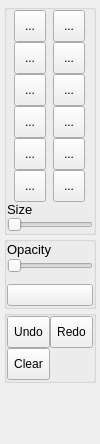
The window that src/plugins/rv-packages/annotate/drawpane.ui (rogernelson/OpenRV) describes before a commit, drawn with Qt 5.
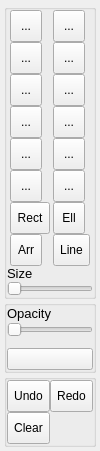
The same window after the commit.

The edit to the form file:
```diff
--- a/src/plugins/rv-packages/annotate/drawpane.ui
+++ b/src/plugins/rv-packages/annotate/drawpane.ui
@@ -514,6 +514,106 @@
           </property>
          </widget>
         </item>
+        <item row="7" column="1">
+         <widget class="QToolButton" name="rectButton">
+          <property name="minimumSize">
+           <size>
+            <width>32</width>
+            <height>32</height>
+           </size>
+          </property>
+          <property name="text">
+           <string>Rect</string>
+          </property>
+          <property name="checkable">
+           <bool>true</bool>
+          </property>
+          <property name="autoExclusive">
+           <bool>true</bool>
+          </property>
+          <property name="toolButtonStyle">
+           <enum>Qt::ToolButtonTextOnly</enum>
+          </property>
+          <property name="tbstyle" stdset="0">
+           <string>palette</string>
+          </property>
+         </widget>
+        </item>
+        <item row="7" column="2">
+         <widget class="QToolButton" name="ellipseButton">
+          <property name="minimumSize">
+           <size>
+            <width>32</width>
+            <height>32</height>
+           </size>
+          </property>
+          <property name="text">
+           <string>Ell</string>
+          </property>
+          <property name="checkable">
+           <bool>true</bool>
+          </property>
+          <property name="autoExclusive">
+           <bool>true</bool>
+          </property>
+          <property name="toolButtonStyle">
+           <enum>Qt::ToolButtonTextOnly</enum>
+          </property>
+          <property name="tbstyle" stdset="0">
+           <string>palette</string>
+          </property>
+         </widget>
+        </item>
+        <item row="8" column="1">
+         <widget class="QToolButton" name="arrowButton">
+          <property name="minimumSize">
+           <size>
+            <width>32</width>
+            <height>32</height>
+           </size>
+          </property>
+          <property name="text">
+           <string>Arr</string>
+          </property>
+          <property name="checkable">
+           <bool>true</bool>
+          </property>
+          <property name="autoExclusive">
+           <bool>true</bool>
+          </property>
+          <property name="toolButtonStyle">
+           <enum>Qt::ToolButtonTextOnly</enum>
+          </property>
+          <property name="tbstyle" stdset="0">
+           <string>palette</string>
+          </property>
+         </widget>
+        </item>
+        <item row="8" column="2">
+         <widget class="QToolButton" name="lineButton">
+          <property name="minimumSize">
+           <size>
+            <width>32</width>
+            <height>32</height>
+           </size>
+          </property>
+          <property name="text">
+           <string>Line</string>
+          </property>
+          <property name="checkable">
+           <bool>true</bool>
+          </property>
+          <property name="autoExclusive">
+           <bool>true</bool>
+          </property>
+          <property name="toolButtonStyle">
+           <enum>Qt::ToolButtonTextOnly</enum>
+          </property>
+          <property name="tbstyle" stdset="0">
+           <string>palette</string>
+          </property>
+         </widget>
+        </item>
        </layout>
       </item>
       <item>
```
